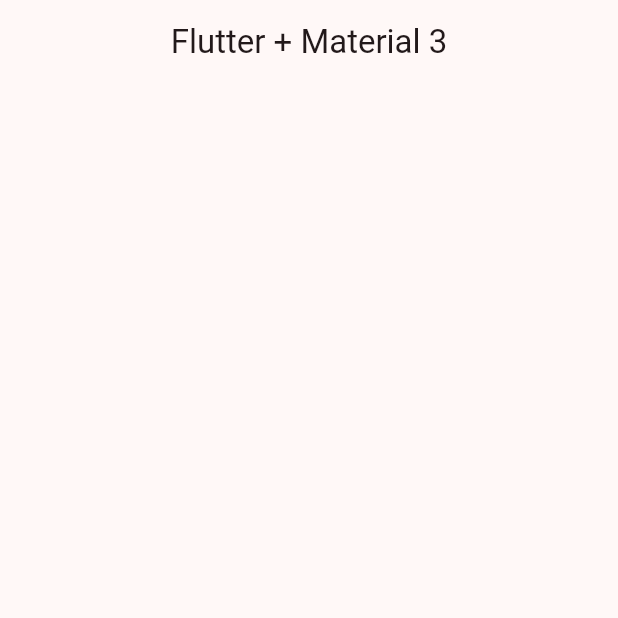
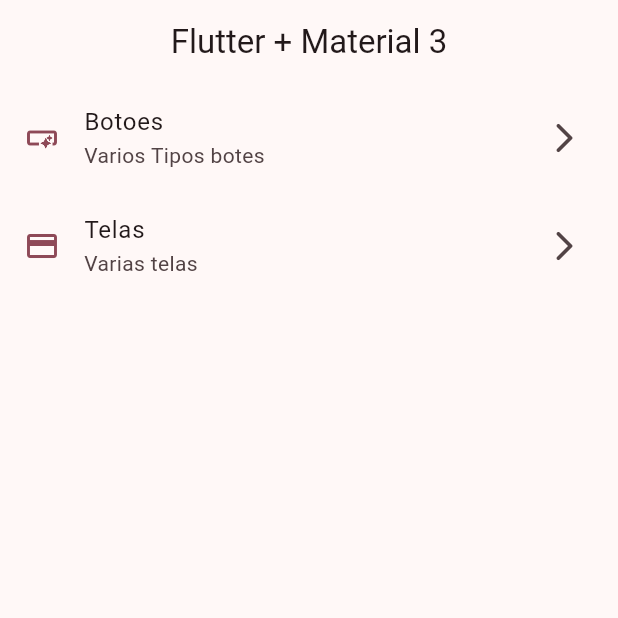
Before and after one commit to tdskrn/widgets_app, a Flutter app: the screen it shows after launch, on a phone screen of 412 x 824 dp, the top half of it. Run offline on Flutter 3.47's test engine with Material 2 defaults, Android fonts, the phone set to English and light mode, and no system bars.

Commit message:
home screen ui

```diff
--- a/lib/config/menu/menu_items.dart
+++ b/lib/config/menu/menu_items.dart
@@ -22,8 +22,8 @@ const appMenuItems = <MenuItem>[
     icon: Icons.smart_button_outlined,
   ),
   MenuItem(
-    title: "Tarjetas",
-    subTitle: "Varios tarjetas",
+    title: "Telas",
+    subTitle: "Varias telas",
     link: '/card',
     icon: Icons.credit_card,
   ),
--- a/lib/config/theme/app_theme.dart
+++ b/lib/config/theme/app_theme.dart
@@ -16,7 +16,7 @@ class AppTheme {
   final int selectedColor;
 
   AppTheme({this.selectedColor = 0})
-      : assert(selectedColor > 0, 'Selected color must be great than 0'),
+      : assert(selectedColor >= 0, 'Selected color must be great than 0'),
         assert(selectedColor < colorList.length,
             'Selected Color must be less or equal than ${colorList.length - 1}');
 
--- a/lib/main.dart
+++ b/lib/main.dart
@@ -1,3 +1,5 @@
+import 'dart:math';
+
 import 'package:flutter/material.dart';
 import 'package:widgets_app/config/theme/app_theme.dart';
 import 'package:widgets_app/presentation/screens/home/home_screen.dart';
@@ -11,9 +13,10 @@ class MainApp extends StatelessWidget {
 
   @override
   Widget build(BuildContext context) {
+    int selectedColor = Random().nextInt(colorList.length);
     return MaterialApp(
       debugShowCheckedModeBanner: false,
-      theme: AppTheme(selectedColor: 7).getTheme(),
+      theme: AppTheme(selectedColor: selectedColor).getTheme(),
       home: const HomeScreen(),
     );
   }
--- a/lib/presentation/screens/home/home_screen.dart
+++ b/lib/presentation/screens/home/home_screen.dart
@@ -1,4 +1,5 @@
 import 'package:flutter/material.dart';
+import 'package:widgets_app/config/menu/menu_items.dart';
 
 class HomeScreen extends StatelessWidget {
   const HomeScreen({super.key});
@@ -6,9 +7,49 @@ class HomeScreen extends StatelessWidget {
   @override
   Widget build(BuildContext context) {
     return Scaffold(
-      appBar: AppBar(
-        title: const Text('Flutter + Material 3'),
-      ),
+        appBar: AppBar(
+          title: const Text('Flutter + Material 3'),
+        ),
+        body: const _HomeView());
+  }
+}
+
+class _HomeView extends StatelessWidget {
+  const _HomeView();
+
+  @override
+  Widget build(BuildContext context) {
+    return ListView.builder(
+      itemCount: appMenuItems.length,
+      itemBuilder: (context, index) {
+        final menuItem = appMenuItems[index];
+        return _CustomListTile(menuItem: menuItem);
+      },
     );
   }
 }
+
+class _CustomListTile extends StatelessWidget {
+  const _CustomListTile({
+    required this.menuItem,
+  });
+
+  final MenuItem menuItem;
+
+  @override
+  Widget build(BuildContext context) {
+    final colors = Theme.of(context).colorScheme;
+    return ListTile(
+      leading: Icon(
+        menuItem.icon,
+        color: colors.primary,
+      ),
+      trailing: const Icon(Icons.arrow_forward_ios_rounded),
+      title: Text(menuItem.title),
+      subtitle: Text(menuItem.subTitle),
+      onTap: () {
+        // TODO Navegar a outra tela
+      },
+    );
+  }
+}
```
